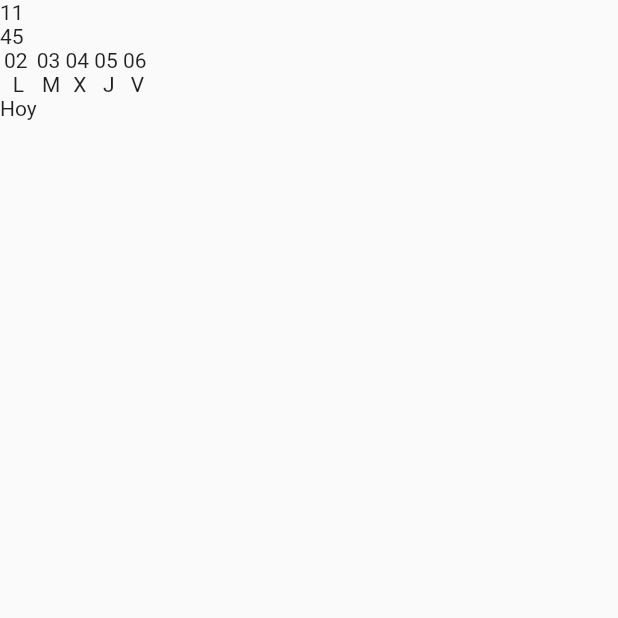
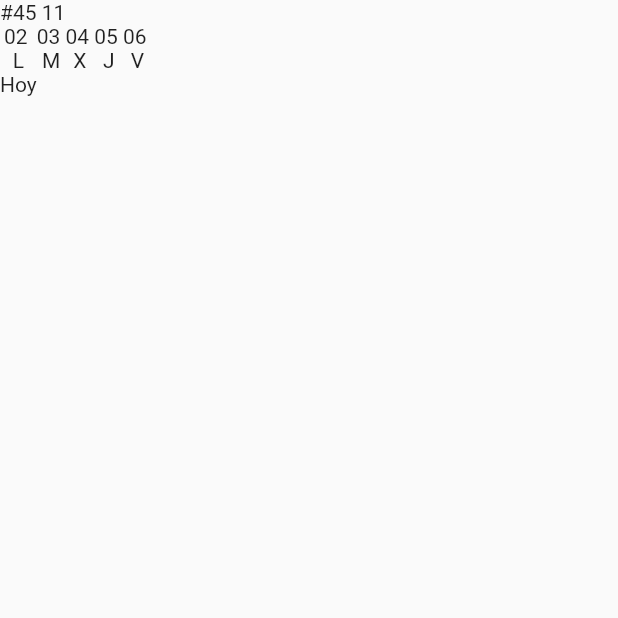
Before and after one commit to srlopez/calendar21, a Flutter app: the SemanarioWidget screen opened directly, on a phone screen of 412 x 824 dp, the top half of it. Run offline on Flutter 3.47's test engine with Material 2 defaults, Android fonts, the phone set to English and light mode, and no system bars; statements that could not run were skipped.

Commit message:
semanario

```diff
--- a/lib/pages/horario_page.dart
+++ b/lib/pages/horario_page.dart
@@ -21,7 +21,7 @@ class _HorarioPageState extends State<HorarioPage> {
   @override
   Widget build(BuildContext context) {
     var data = context.watch<HorarioData>();
-    final barraHeight = 80.0;
+    final barraHeight = 65.0;
 
     return Scaffold(
       appBar: AppBar(
--- a/lib/pages/semanario_widget.dart
+++ b/lib/pages/semanario_widget.dart
@@ -14,12 +14,8 @@ class SemanarioWidget extends StatelessWidget {
         var lunes = lunesDeLaSemana(semana);
         return Column(
           crossAxisAlignment: CrossAxisAlignment.start,
-
-          //margin: const EdgeInsets.all(9.0),
-          //color: Colors.red,
           children: [
-            Text(lunes.toString().substring(5, 7)),
-            Text(semanaAnual(lunes).toString()),
+            Text('#${semanaAnual(lunes)} ${lunes.toString().substring(5, 7)}'),
             Row(children: [
               for (var d = 0; d < 5; d++)
                 Column(children: [
```
